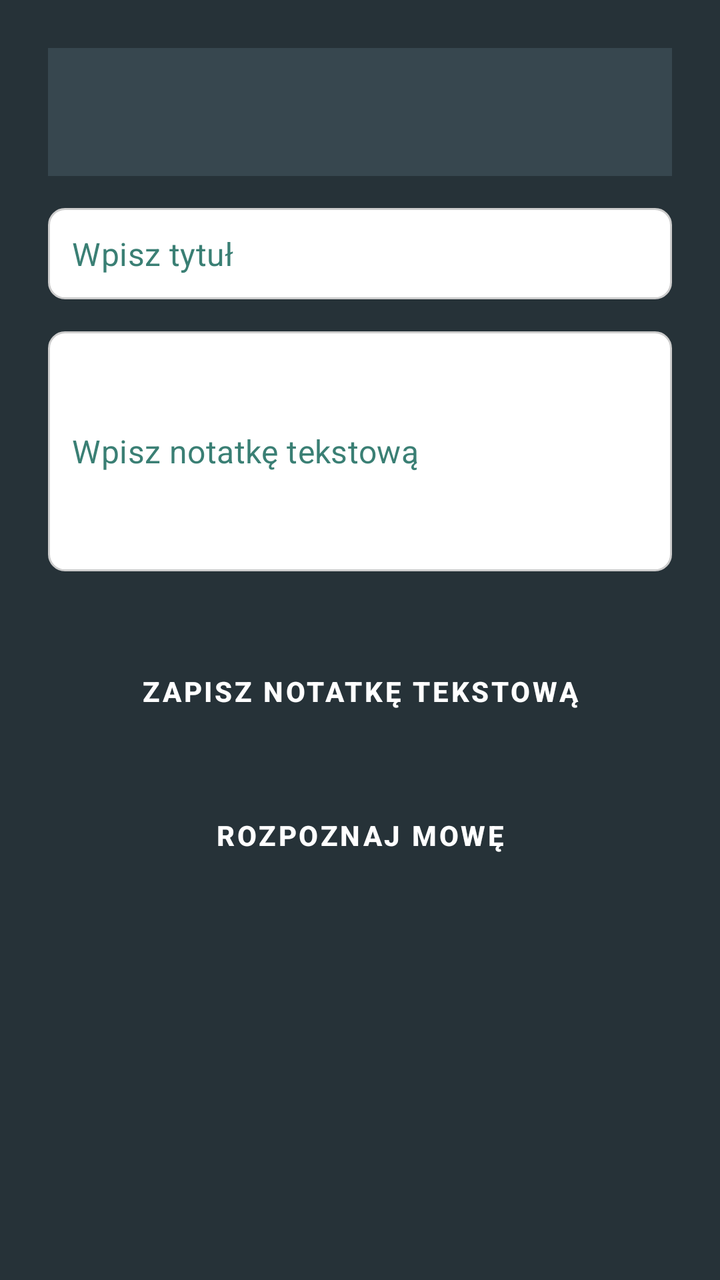
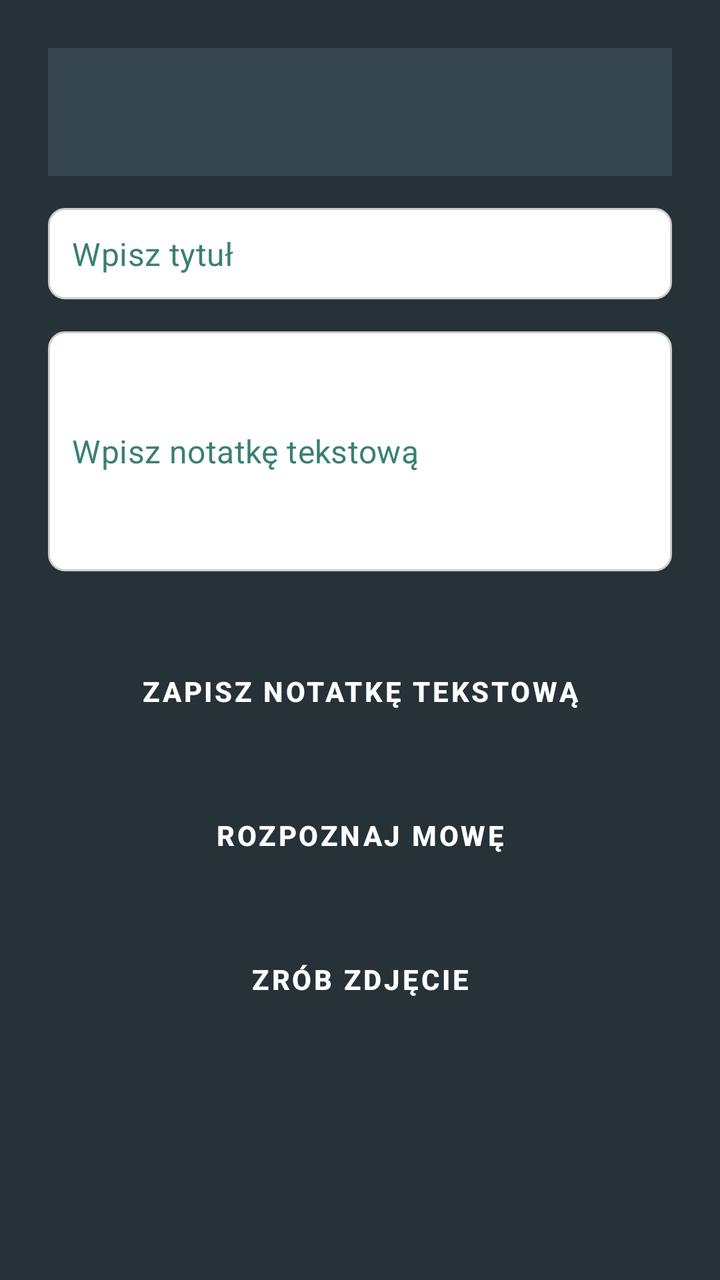

An Android layout rendered at two revisions. The XML below is the earlier revision; the diff shows what the commit changed to produce the second picture.
<!-- AndroidManifest.xml: application theme Theme.GigaNotatnik -->
<!-- res/layout/activity_create_note.xml -->
<?xml version="1.0" encoding="utf-8"?>
<ScrollView xmlns:android="http://schemas.android.com/apk/res/android"
    android:layout_width="match_parent"
    android:layout_height="match_parent"
    android:background="#263238">

    
    <LinearLayout
        android:orientation="vertical"
        android:padding="24dp"
        android:layout_width="match_parent"
        android:layout_height="wrap_content">

        
        <androidx.appcompat.widget.Toolbar
            android:id="@+id/createNoteToolbar"
            android:layout_width="match_parent"
            android:layout_height="?attr/actionBarSize"
            android:background="#37474F"
            android:title="@string/app_title"
            android:titleTextColor="#FFFFFF"
            android:theme="@style/ThemeOverlay.AppCompat.Dark.ActionBar" />

        
        <EditText
            android:id="@+id/editTextTitle"
            style="@style/AppEditText"
            android:hint="@string/note_title_hint"
            android:inputType="textCapSentences"
            android:layout_marginTop="16dp"
            android:layout_marginBottom="16dp"
            android:layout_width="match_parent"
            android:layout_height="wrap_content"/>

        
        <EditText
            android:id="@+id/editTextNote"
            style="@style/AppEditText"
            android:minHeight="120dp"
            android:hint="@string/note_hint"
            android:inputType="textMultiLine"
            android:layout_marginBottom="24dp"
            android:layout_width="match_parent"
            android:layout_height="wrap_content"/>

        
        <Button
            android:id="@+id/btnSaveText"
            style="@style/AppButton"
            android:text="@string/save_text_note"
            android:layout_marginBottom="12dp"/>


        <Button
            android:id="@+id/btnSpeechToText"
            style="@style/AppButton"
            android:text="@string/speech_to_text"
            android:layout_marginBottom="12dp"/>
    </LinearLayout>
</ScrollView>
<!-- resources referenced by this layout -->
<resources>
  <string name="app_title">Moje notatki</string>
  <string name="note_hint">Wpisz notatkę tekstową</string>
  <string name="note_title_hint">Wpisz tytuł</string>
  <string name="save_text_note">Zapisz notatkę tekstową</string>
  <string name="speech_to_text">Rozpoznaj mowę</string>
  <style name="AppButton" parent="Widget.MaterialComponents.Button">
          <item name="android:layout_width">match_parent</item>
          <item name="android:layout_height">wrap_content</item>
          <item name="android:layout_marginTop">12dp</item>
          <item name="android:background">@drawable/button_background</item>
          <item name="android:textColor">?attr/colorOnPrimary</item>
          <item name="android:textStyle">bold</item>
          <item name="android:elevation">2dp</item>
      </style>
  <style name="AppEditText" parent="Widget.MaterialComponents.TextInputEditText.FilledBox">
          <item name="android:textColor">?attr/colorOnSurface</item>
          <item name="android:textColorHint">?attr/colorPrimary</item>
          <item name="android:padding">12dp</item>
          <item name="android:textSize">16sp</item>
          <item name="android:background">@drawable/edittext_background</item>
      </style>
  <style name="Theme.GigaNotatnik" parent="Theme.Material3.DayNight.NoActionBar">
          <item name="android:windowBackground">@color/background</item>
          <item name="colorPrimary">@color/primary</item>
          <item name="colorPrimaryVariant">@color/primaryVariant</item>
          <item name="colorSecondary">@color/primary_teal</item>
          <item name="colorAccent">@color/accent</item>
          <item name="colorSurface">@color/surface</item>
          <item name="colorOnSurface">@color/textPrimary</item>
          <item name="colorOnPrimary">@color/text_on_button</item>
      </style>
  <!-- drawable button_background (drawable) -->
  <?xml version="1.0" encoding="utf-8"?>
  <selector xmlns:android="http://schemas.android.com/apk/res/android">
      <shape xmlns:android="http://schemas.android.com/apk/res/android"
          android:shape="rectangle">
          <solid android:color="@color/primary_mint"/>
          <corners android:radius="12dp"/>
          <padding android:left="16dp" android:top="8dp"
              android:right="16dp" android:bottom="8dp"/>
      </shape>
  
  
  </selector>
  <!-- drawable edittext_background (drawable) -->
  <?xml version="1.0" encoding="utf-8"?>
  <shape xmlns:android="http://schemas.android.com/apk/res/android"
      android:shape="rectangle">
      <solid android:color="#FFFFFF" />
      <stroke android:width="1dp" android:color="#CCCCCC" />
      <corners android:radius="8dp" />
      <padding android:left="8dp" android:top="8dp" android:right="8dp" android:bottom="8dp" />
  </shape>
  <color name="background">#E0E0E0</color>
  <color name="primary">#3A7F74</color>
  <color name="primaryVariant">#00BFFF</color>
  <color name="primary_teal">#2F6F63</color>
  <color name="accent">#00D4FF</color>
  <color name="surface">#D6D6D6</color>
  <color name="textPrimary">#111111</color>
  <color name="text_on_button">#FFFFFF</color>
  <color name="primary_mint">#5FA88C</color>
</resources>

<!-- the commit's change to res/layout/activity_create_note.xml (unified diff, before → after) -->
@@ -56,5 +56,12 @@
             style="@style/AppButton"
             android:text="@string/speech_to_text"
             android:layout_marginBottom="12dp"/>
+
+        <Button
+            android:id="@+id/btnTakePhoto"
+            style="@style/AppButton"
+            android:text="@string/take_photo"
+            android:layout_marginBottom="12dp"/>
+
     </LinearLayout>
 </ScrollView>
<!-- resource entries referenced after the edit -->
@@ -5,6 +5,7 @@
   <string name="note_title_hint">Wpisz tytuł</string>
   <string name="save_text_note">Zapisz notatkę tekstową</string>
   <string name="speech_to_text">Rozpoznaj mowę</string>
+  <string name="take_photo">Zrób zdjęcie</string>
   <style name="AppButton" parent="Widget.MaterialComponents.Button">
           <item name="android:layout_width">match_parent</item>
           <item name="android:layout_height">wrap_content</item>
